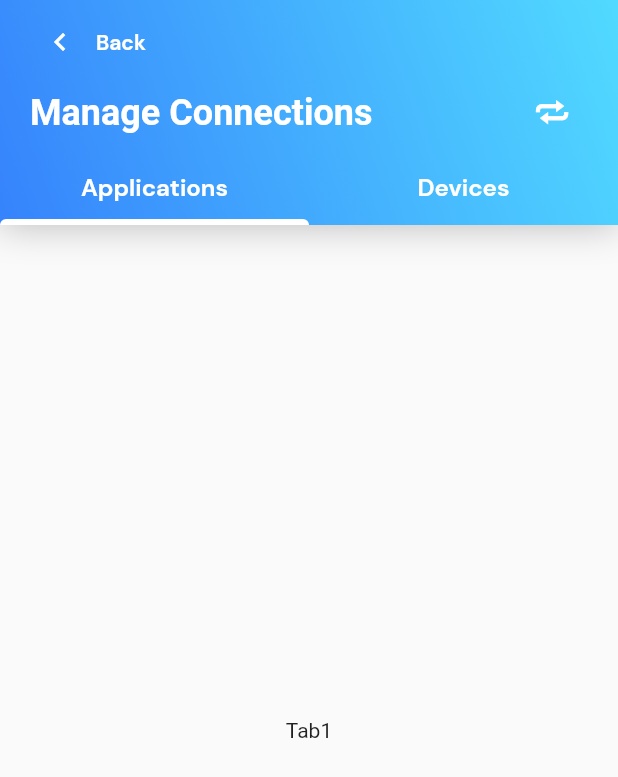
After one commit to kimurazver67/test_app, a Flutter app: the ManageConnectChoose screen opened directly, on a phone screen of 412 x 824 dp. The commit adds this screen. Shown: the top 777 px of the screen. Run offline on Flutter 3.47's test engine with Material 2 defaults, Android fonts, the phone set to English and light mode, and no system bars; our stand-ins replace tab_indicator_styler; Roboto replaces fonts that are missing (DMSana).

Commit message:
create new screen

```diff
--- a/lib/Screens/enter_pass.dart
+++ b/lib/Screens/enter_pass.dart
@@ -1,4 +1,5 @@
 import 'package:flutter/material.dart';
+import 'package:test_app/Screens/manage_connection_choose.dart';
 import 'package:test_app/customIcons.dart';
 
 class EnterPass extends StatefulWidget {
@@ -172,7 +173,9 @@ class _EnterPass extends State<EnterPass> {
                         ? () {
                             setState(() {
                               if (formKey.currentState!.validate()) {
-                                return;
+                                Navigator.of(context).push(MaterialPageRoute(
+                                    builder: ((context) =>
+                                        ManageConnectChoose())));
                               } else {
                                 return;
                               }
--- /dev/null
+++ b/lib/Screens/manage_connection_choose.dart
@@ -0,0 +1,131 @@
+import 'package:flutter/material.dart';
+import 'package:tab_indicator_styler/tab_indicator_styler.dart';
+
+import '../const.dart';
+import '../refresh_icon_icons.dart';
+
+class ManageConnectChoose extends StatefulWidget {
+  const ManageConnectChoose({Key? key}) : super(key: key);
+
+  @override
+  State<ManageConnectChoose> createState() => _ManageConnectChooseState();
+}
+
+class _ManageConnectChooseState extends State<ManageConnectChoose> {
+  @override
+  Widget build(BuildContext context) {
+    return DefaultTabController(
+      length: 2,
+      child: Scaffold(
+        appBar: PreferredSize(
+          child: Stack(
+            children: [
+              Container(
+                padding: EdgeInsets.only(
+                  top: MediaQuery.of(context).padding.top,
+                ),
+                decoration: BoxDecoration(
+                  gradient: const LinearGradient(
+                    begin: Alignment.bottomLeft,
+                    end: Alignment.topRight,
+                    colors: [
+                      Color.fromRGBO(54, 131, 252, 1),
+                      Color.fromRGBO(81, 218, 255, 1),
+                    ],
+                  ),
+                  boxShadow: [
+                    BoxShadow(
+                      color: Colors.black.withOpacity(.25),
+                      blurRadius: 20.0,
+                      spreadRadius: 1.0,
+                    )
+                  ],
+                ),
+                child: Center(
+                  child: Padding(
+                    padding: const EdgeInsets.only(left: 20, right: 20),
+                    child: Row(
+                      mainAxisAlignment: MainAxisAlignment.start,
+                      children: [
+                        Text(
+                          'Manage Connections',
+                          style: titleTextStyle,
+                        ),
+                        Spacer(),
+                        IconButton(
+                          onPressed: () {},
+                          icon: Icon(RefreshIcon.loop_alt),
+                          color: Colors.white,
+                        )
+                      ],
+                    ),
+                  ),
+                ),
+              ),
+              AppBar(
+                automaticallyImplyLeading: false,
+                backgroundColor: Colors.transparent,
+                elevation: 0,
+                centerTitle: false,
+                title: Row(
+                  // mainAxisAlignment: MainAxisAlignment.start,
+                  // crossAxisAlignment: CrossAxisAlignment.center,
+                  children: <Widget>[
+                    IconButton(
+                      onPressed: () => Navigator.pop(context),
+                      icon: Icon(Icons.chevron_left, color: Colors.white),
+                    ),
+                    Text(
+                      'Back',
+                      style: TextStyle(
+                          fontFamily: 'DMSans',
+                          fontWeight: FontWeight.w400,
+                          fontSize: 14),
+                    ),
+                  ],
+                ),
+                bottom: TabBar(
+                  indicator: MaterialIndicator(
+                    height: 4,
+                    color: Colors.white,
+                    topLeftRadius: 50,
+                    topRightRadius: 50,
+                  ),
+                  labelStyle: TextStyle(
+                      fontSize: 16,
+                      fontFamily: 'DMSans',
+                      fontWeight: FontWeight.w700),
+                  unselectedLabelStyle: TextStyle(
+                      fontSize: 16,
+                      fontFamily: 'DMSans',
+                      fontWeight: FontWeight.w700),
+                  unselectedLabelColor: Colors.white,
+                  tabs: [
+                    Tab(
+                      text: 'Applications',
+                    ),
+                    Tab(
+                      text: 'Devices',
+                    ),
+                  ],
+                ),
+              ),
+            ],
+          ),
+          preferredSize: Size(MediaQuery.of(context).size.width, 150.0),
+        ),
+        body: const TabBarView(
+          children: [
+            Center(
+              child: Text('Tab1'),
+            ),
+            Center(
+              child: Text('Tab2'),
+            ),
+          ],
+        ),
+      ),
+    );
+  }
+}
+// 6dwcsr@gas.asca
--- /dev/null
+++ b/lib/const.dart
@@ -0,0 +1,9 @@
+import 'package:flutter/material.dart';
+
+Color colordefault = Color.fromRGBO(54, 131, 252, 1);
+
+TextStyle titleTextStyle = TextStyle(
+    fontFamily: 'DMSana',
+    fontWeight: FontWeight.w700,
+    fontSize: 24,
+    color: Colors.white);
--- a/lib/my_app.dart
+++ b/lib/my_app.dart
@@ -1,5 +1,6 @@
 import 'package:flutter/material.dart';
 import 'package:test_app/Screens/resetpass_screen.dart';
+import 'package:test_app/const.dart';
 
 class MyApp extends StatefulWidget {
   const MyApp({Key? key}) : super(key: key);
@@ -11,7 +12,7 @@ class MyApp extends StatefulWidget {
 class _MyAppState extends State<MyApp> {
   @override
   Widget build(BuildContext context) {
-    return const MaterialApp(
+    return MaterialApp(
         debugShowCheckedModeBanner: false, home: ResetPassEmail());
   }
 }
--- /dev/null
+++ b/lib/refresh_icon_icons.dart
@@ -0,0 +1,30 @@
+/// Flutter icons RefreshIcon
+/// Copyright (C) 2022 by original authors @ fluttericon.com, fontello.com
+/// This font was generated by FlutterIcon.com, which is derived from Fontello.
+///
+/// To use this font, place it in your fonts/ directory and include the
+/// following in your pubspec.yaml
+///
+/// flutter:
+///   fonts:
+///    - family:  RefreshIcon
+///      fonts:
+///       - asset: fonts/RefreshIcon.ttf
+///
+///
+/// * Iconic, Copyright (C) 2012 by P.J. Onori
+///         Author:    P.J. Onori
+///         License:   SIL (http://scripts.sil.org/OFL)
+///         Homepage:  http://somerandomdude.com/work/iconic/
+///
+import 'package:flutter/widgets.dart';
+
+class RefreshIcon {
+  RefreshIcon._();
+
+  static const _kFontFam = 'RefreshIcon';
+  static const String? _kFontPkg = null;
+
+  static const IconData icons8__________50 = IconData(0xe800, fontFamily: _kFontFam, fontPackage: _kFontPkg);
+  static const IconData loop_alt = IconData(0xe801, fontFamily: _kFontFam, fontPackage: _kFontPkg);
+}
--- a/pubspec.yaml
+++ b/pubspec.yaml
@@ -34,6 +34,7 @@ dependencies:
   # The following adds the Cupertino Icons font to your application.
   # Use with the CupertinoIcons class for iOS style icons.
   cupertino_icons: ^1.0.2
+  tab_indicator_styler: ^2.0.0
 
 dev_dependencies:
   flutter_test:
@@ -81,6 +82,10 @@ flutter:
     - family: MyFlutterApp
       fonts:
         - asset: fonts/MyFlutterApp.ttf
+
+    - family: RefreshIcon
+      fonts:
+        - asset: fonts/RefreshIcon.ttf
   #       - asset: fonts/TrajanPro_Bold.ttf
   #         weight: 700
   #
```
Also changed, not shown: fonts/RefreshIcon.ttf (added), pubspec.lock.
